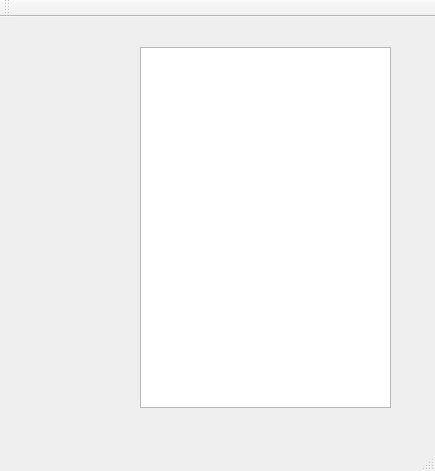
Old version of the form mainwindow.ui in the repository QuentinPerroud/Serveur.
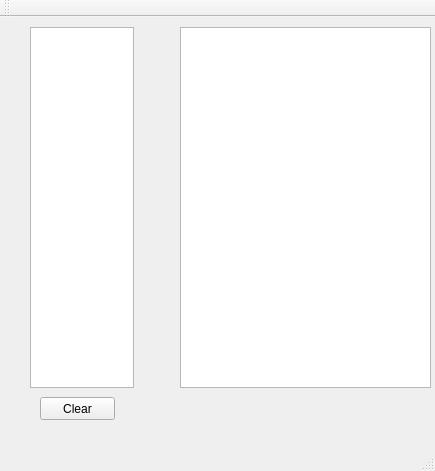
New version of the form.

Commit message: connexion fonctionnel

```diff
--- a/mainwindow.ui
+++ b/mainwindow.ui
@@ -17,13 +17,36 @@
    <widget class="QTextEdit" name="Affichage">
     <property name="geometry">
      <rect>
-      <x>140</x>
-      <y>30</y>
+      <x>180</x>
+      <y>10</y>
       <width>251</width>
       <height>361</height>
      </rect>
     </property>
    </widget>
+   <widget class="QPushButton" name="clear">
+    <property name="geometry">
+     <rect>
+      <x>40</x>
+      <y>380</y>
+      <width>75</width>
+      <height>23</height>
+     </rect>
+    </property>
+    <property name="text">
+     <string>Clear</string>
+    </property>
+   </widget>
+   <widget class="QTextEdit" name="listepseudo">
+    <property name="geometry">
+     <rect>
+      <x>30</x>
+      <y>10</y>
+      <width>104</width>
+      <height>361</height>
+     </rect>
+    </property>
+   </widget>
   </widget>
   <widget class="QMenuBar" name="menuBar">
    <property name="geometry">
```
The commit also changes 2 other files.
